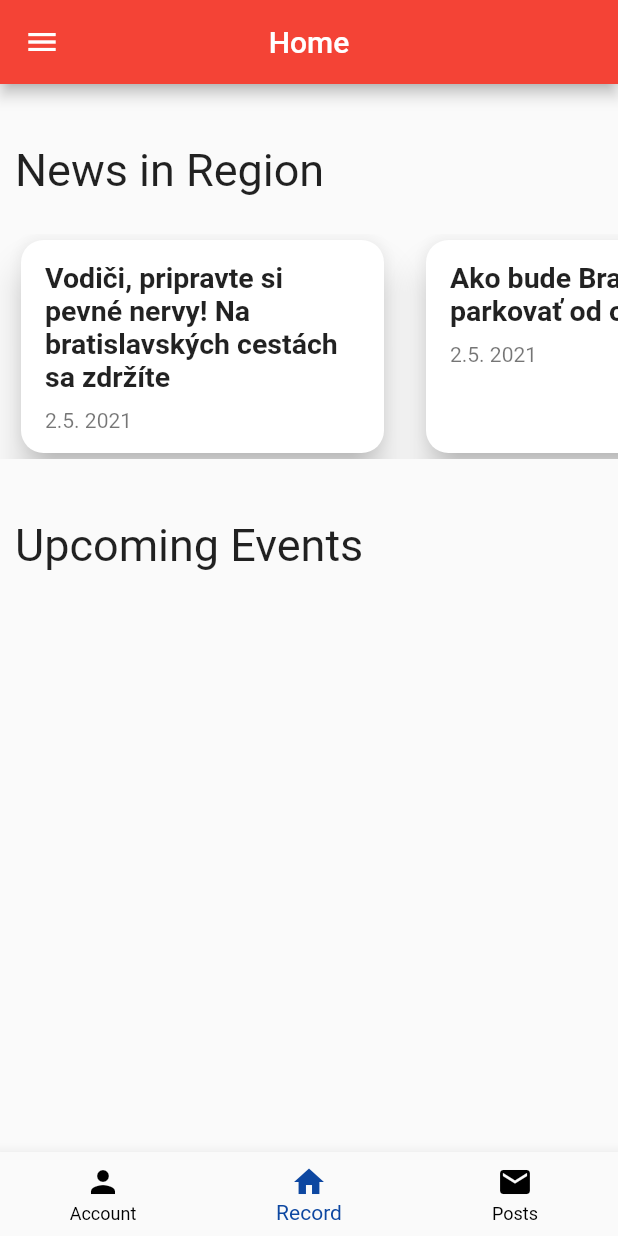
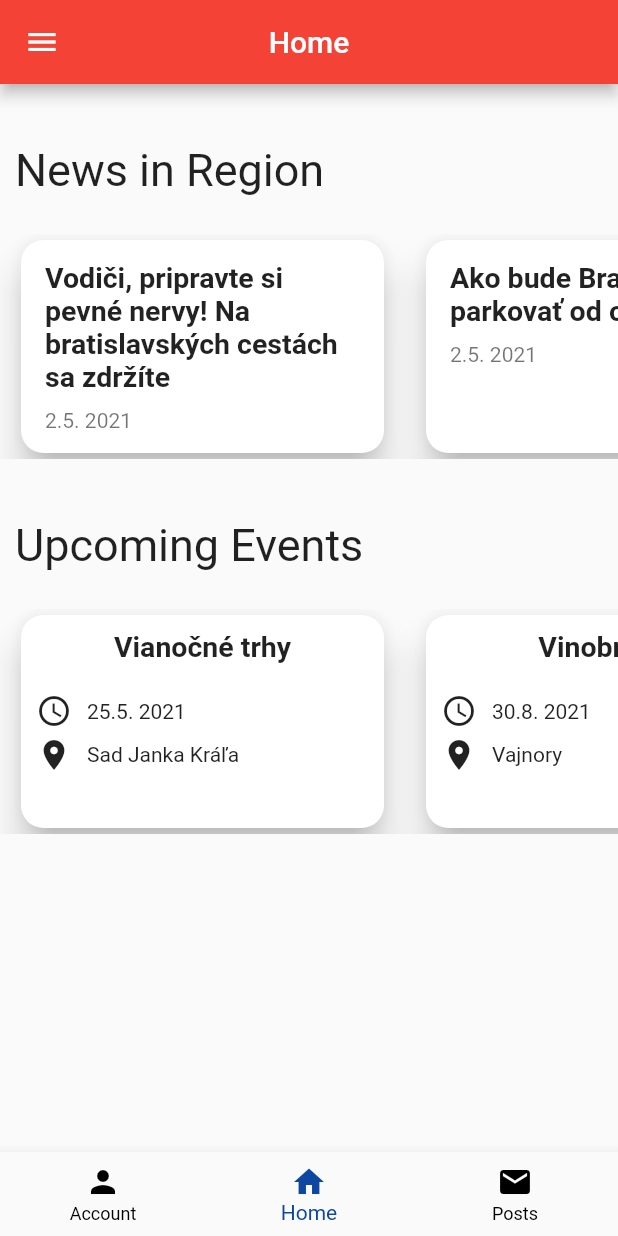
Before and after one commit to pravoslavzilka/CADL-2, a Flutter app: the screen it shows once a user with an empty profile is signed in, on a phone screen of 412 x 824 dp. Run offline on Flutter 3.47's test engine with Material 2 defaults, Android fonts, the phone set to English and light mode, and no system bars; our stand-ins replace cloud_firestore, firebase_auth, firebase_core; accounts and stored records are empty; Roboto replaces fonts that are missing (Times).

Commit message:
Events cards version 1 layout

```diff
--- a/lib/main.dart
+++ b/lib/main.dart
@@ -129,7 +129,7 @@ class _MyBottomNavigationBarState extends State<MyBottomNavigationBar> {
           ),
           BottomNavigationBarItem(
             icon: Icon(Icons.home),
-            label: "Record",
+            label: "Home",
           ),
           BottomNavigationBarItem(
             icon: Icon(Icons.mail),
--- a/lib/pages/CameraPage.dart
+++ b/lib/pages/CameraPage.dart
@@ -42,9 +42,20 @@ class CameraPage extends StatelessWidget {
                   ),
                 ),
                 ListTile(
-                  title: Text('Item 2'),
+                  title: Text('About'),
                   onTap: () {
-
+                    Navigator.pop(context);
+                  },
+                ),
+                ListTile(
+                  title: Text('Help'),
+                  onTap: () {
+                    Navigator.pop(context);
+                  },
+                ),
+                ListTile(
+                  title: Text('Terms of use'),
+                  onTap: () {
                     Navigator.pop(context);
                   },
                 ),
@@ -90,6 +101,18 @@ class CameraPage extends StatelessWidget {
                     ),
                   ),
                 ),
+                Container(
+                  height: 150,
+                  child: ListView(
+                    scrollDirection: Axis.horizontal,
+                    physics: BouncingScrollPhysics(),
+                    children: <Widget>[
+                      eventItem(context, "Vianočné trhy", "25.5. 2021","Sad Janka Kráľa"),
+                      eventItem(context, "Vinobranie", "30.8. 2021","Vajnory"),
+                      eventItem(context, "Veľké hody", "2.10. 2021 - 7.10. 2021","Rača")
+                    ],
+                  ),
+                ),
               ],
             ),
           ),
@@ -97,6 +120,71 @@ class CameraPage extends StatelessWidget {
     );
   }
 }
+
+Widget eventItem (context, String title, String date, String location) {
+  return Container(
+    width: 250,
+    margin: EdgeInsets.only(right: 10, left: 10),
+    child: Card(
+      elevation: 10,
+      shape: RoundedRectangleBorder(
+        borderRadius: BorderRadius.circular(15.0),
+      ),
+      child: InkWell(
+        splashColor: Colors.blue.withAlpha(30),
+        onTap: () {},
+        child: SizedBox(
+          child: Column(
+            children: [
+              Container(
+                  padding: EdgeInsets.only(top: 10, bottom: 10),
+                  child: Text(
+                    title,
+                    style: TextStyle(
+                      fontSize: 19,
+                      fontWeight: FontWeight.bold,
+                    ),
+                  ),
+              ),
+              Container(
+                padding: EdgeInsets.only(top: 10),
+                child: Row(
+                  children: [
+                    Container(
+                      padding: EdgeInsets.only(left: 10),
+                      child: Icon(Icons.schedule),
+                    ),
+                    Container(
+                      padding: EdgeInsets.only(left: 10),
+                      child: Text(date),
+                    ),
+                  ],
+                ),
+              ),
+              Container(
+                padding: EdgeInsets.only(top: 5),
+                child: Row(
+                  children: [
+                    Container(
+                      padding: EdgeInsets.only(left: 10),
+                      child: Icon(Icons.place),
+                    ),
+                    Container(
+                      padding: EdgeInsets.only(left: 10),
+                      child: Text(location),
+                    ),
+                  ],
+                ),
+              ),
+            ],
+          ),
+        ),
+      ),
+    ),
+  );
+
+}
+
 
 Widget listItem (context, String title) {
   String content = "Nábeh bude určite postupný. Naraz sa to ani nedá spustiť – žiadne mesto na svete nespustilo parkovaciu politiku naraz. Sme v úzkom kontakte s mestami, ktoré spúšťali parkovaciu politiku na Slovensku – komunikujeme s Trenčínom, ktorý má momentálne spustených osem zón, v Česku má s parkovacou politikou skúsenosti mnoho miest… Napríklad v Brne spúšťajú zóny každého štvrť roka. Komunikujeme aj s mestom Praha, s Budapešťou, Ľubľanou, Viedňou, ktorá práve ohlasovala rozšírenie zón.";
```
Also changed, not shown: 1 other file.
